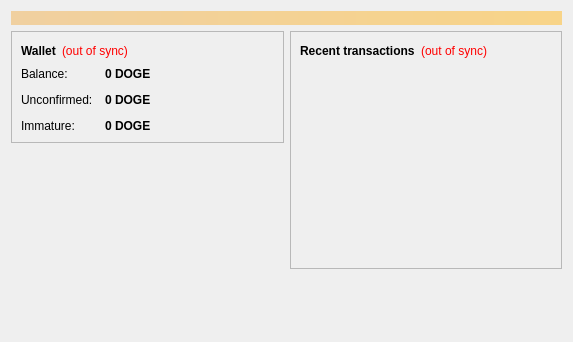
The window that src/qt/forms/overviewpage.ui (golddiggercoin/golddiggercoin) describes before a commit, drawn with Qt 5.
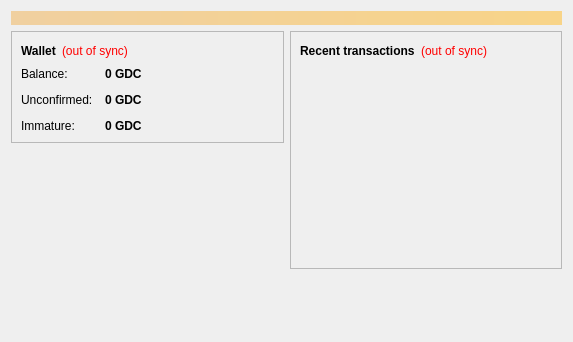
The same window after the commit. Icons and pictures are not drawn.

Diff of the .ui file:
```diff
--- a/src/qt/forms/overviewpage.ui
+++ b/src/qt/forms/overviewpage.ui
@@ -122,7 +122,7 @@
                <string>Your current balance</string>
               </property>
               <property name="text">
-               <string notr="true">0 DOGE</string>
+               <string notr="true">0 GDC</string>
               </property>
               <property name="textInteractionFlags">
                <set>Qt::LinksAccessibleByMouse|Qt::TextSelectableByKeyboard|Qt::TextSelectableByMouse</set>
@@ -151,7 +151,7 @@
                <string>Total of transactions that have yet to be confirmed, and do not yet count toward the current balance</string>
               </property>
               <property name="text">
-               <string notr="true">0 DOGE</string>
+               <string notr="true">0 GDC</string>
               </property>
               <property name="textInteractionFlags">
                <set>Qt::LinksAccessibleByMouse|Qt::TextSelectableByKeyboard|Qt::TextSelectableByMouse</set>
@@ -177,7 +177,7 @@
                <string>Mined balance that has not yet matured</string>
               </property>
               <property name="text">
-               <string notr="true">0 DOGE</string>
+               <string notr="true">0 GDC</string>
               </property>
               <property name="textInteractionFlags">
                <set>Qt::LinksAccessibleByMouse|Qt::TextSelectableByKeyboard|Qt::TextSelectableByMouse</set>
```
Left out of the diff: 4 changed lines with no effect on the pictures.
